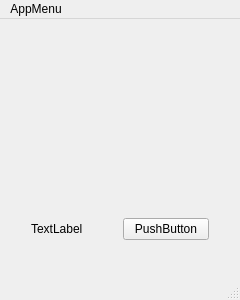
Qt form src/ui/mainwindow.ui (CopyPlusPlus/CopyPlusPlus-Qt) before a commit.
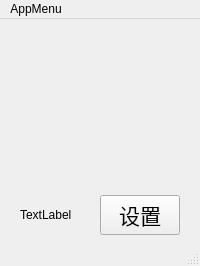
The same form after that commit. Custom widgets are drawn as their Qt base class.

```diff
--- a/src/ui/mainwindow.ui
+++ b/src/ui/mainwindow.ui
@@ -6,8 +6,8 @@
    <rect>
     <x>0</x>
     <y>0</y>
-    <width>240</width>
-    <height>300</height>
+    <width>200</width>
+    <height>266</height>
    </rect>
   </property>
   <property name="windowTitle">
@@ -63,18 +63,18 @@
       <property name="minimumSize">
        <size>
         <width>0</width>
-        <height>80</height>
+        <height>40</height>
        </size>
       </property>
       <layout class="QHBoxLayout" name="bottomWidgetLayout">
        <property name="leftMargin">
-        <number>22</number>
+        <number>11</number>
        </property>
        <property name="topMargin">
         <number>0</number>
        </property>
        <property name="rightMargin">
-        <number>22</number>
+        <number>11</number>
        </property>
        <property name="bottomMargin">
         <number>0</number>
@@ -88,8 +88,13 @@
        </item>
        <item>
         <widget class="QtMaterialFlatButton" name="pushButton">
+         <property name="font">
+          <font>
+           <pointsize>16</pointsize>
+          </font>
+         </property>
          <property name="text">
-          <string>PushButton</string>
+          <string>设置</string>
          </property>
         </widget>
        </item>
@@ -103,7 +108,7 @@
     <rect>
      <x>0</x>
      <y>0</y>
-     <width>240</width>
+     <width>200</width>
      <height>24</height>
     </rect>
    </property>
```
Left out of the diff: 18 changed lines with no effect on the pictures.
